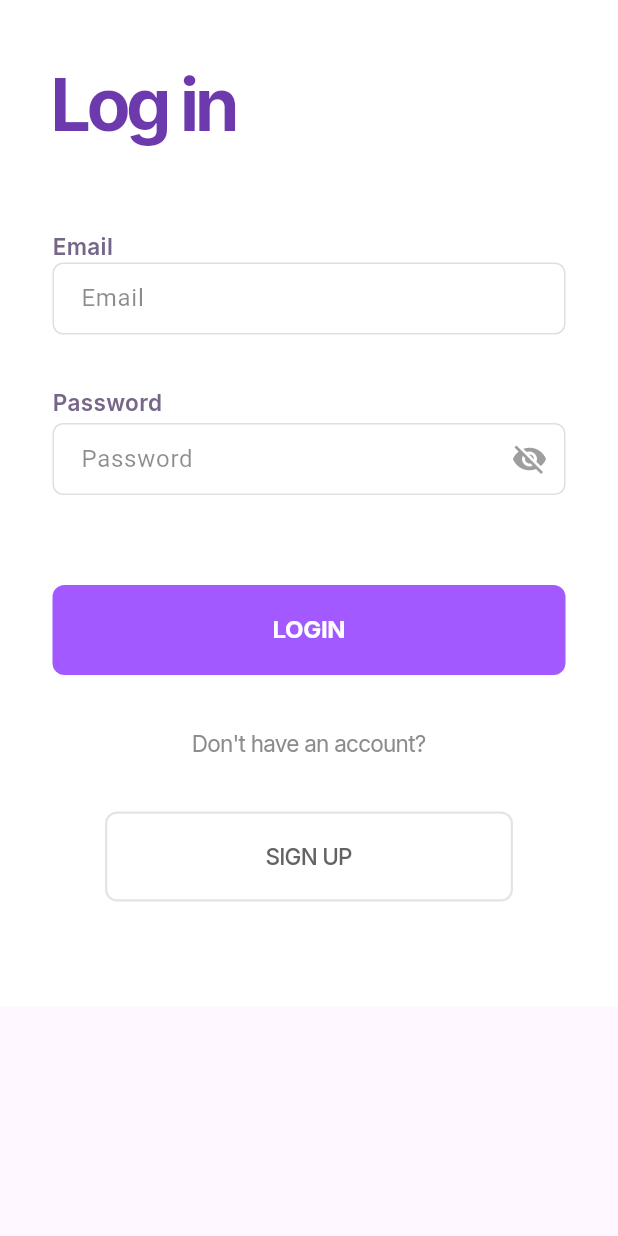
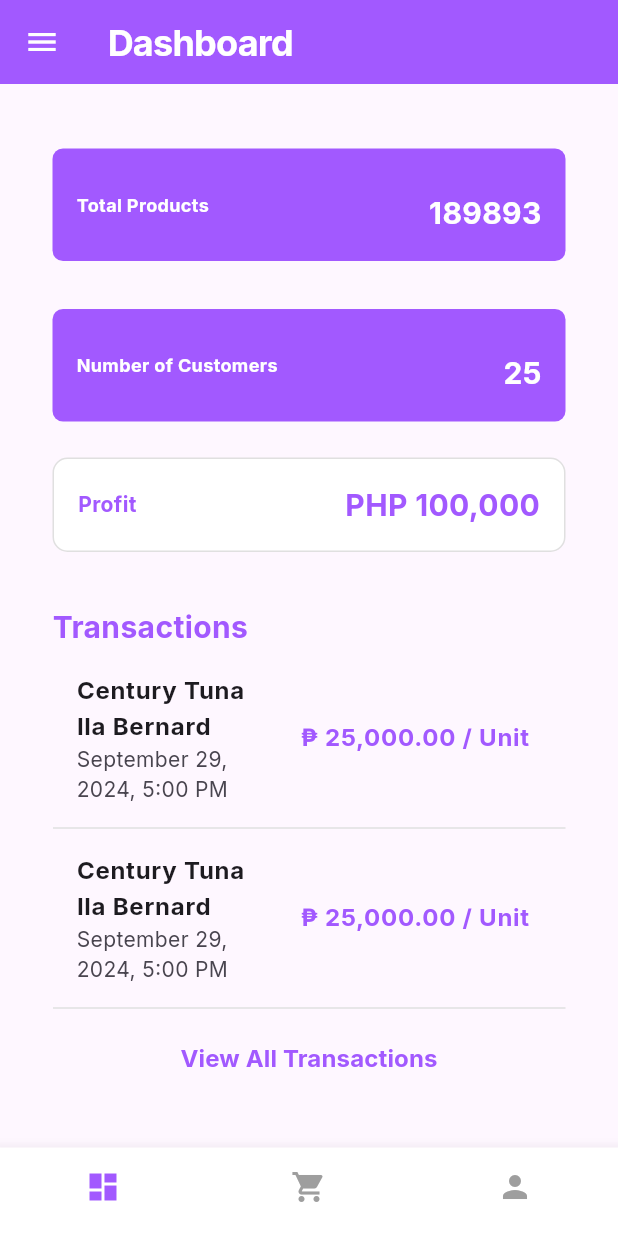
Before and after one commit to ranielART/flutter-shoetally-, a Flutter app: the screen it shows after launch, after a tap on "LOGIN", on a phone screen of 412 x 824 dp. Run offline on Flutter 3.47's test engine with Material 3 defaults, Android fonts, the phone set to English and light mode, and no system bars; our stand-ins replace animated_splash_screen, cloud_firestore, firebase_core, google_fonts, lottie; accounts and stored records are empty.

Commit message:
added dashboard

```diff
--- a/lib/main.dart
+++ b/lib/main.dart
@@ -1,3 +1,4 @@
+import 'package:commerce_mobile/screens/dashboard.dart';
 import 'package:commerce_mobile/screens/login_screen.dart';
 import 'package:commerce_mobile/screens/signup_screen.dart';
 import 'package:commerce_mobile/screens/splash_screen.dart';
@@ -14,6 +15,7 @@ class ShoeTallyApp extends StatelessWidget {
         routes: {
           '/login': (context) => const LoginScreen(),
           '/signup': (context) => const SignupScreen(),
+          '/dashboard': (context) => Dashboard(),
         });
   }
 }
--- /dev/null
+++ b/lib/screens/dashboard.dart
@@ -0,0 +1,245 @@
+import 'package:flutter/material.dart';
+import 'package:google_fonts/google_fonts.dart';
+
+class Dashboard extends StatefulWidget {
+  const Dashboard({super.key});
+
+  @override
+  State<Dashboard> createState() => _DashboardState();
+}
+
+class _DashboardState extends State<Dashboard> {
+  final List<Map<String, String>> _transactions = [
+    {
+      'title': 'Century Tuna Ila Bernard',
+      'price': '₱ 25,000.00',
+      'dateTime': 'September 29, 2024, 5:00 PM'
+    },
+    {
+      'title': 'Century Tuna Ila Bernard',
+      'price': '₱ 25,000.00',
+      'dateTime': 'September 29, 2024, 5:00 PM'
+    },
+    {
+      'title': 'Kyle Sex',
+      'price': '₱ 25,000.00',
+      'dateTime': 'September 29, 2024, 5:00 PM'
+    },
+    {
+      'title': 'Century Tuna Ila Bernard',
+      'price': '₱ 25,000.00',
+      'dateTime': 'September 29, 2024, 5:00 PM'
+    },
+    {
+      'title': 'Century Tuna Ila Bernard',
+      'price': '₱ 25,000.00',
+      'dateTime': 'September 29, 2024, 5:00 PM'
+    },
+  ];
+
+  @override
+  void initState() {
+    super.initState();
+  }
+
+  @override
+  Widget build(BuildContext context) {
+    return Scaffold(
+      appBar: AppBar(
+        backgroundColor: const Color(0xFFA259FF),
+        foregroundColor: Colors.white,
+        title: Text(
+          "Dashboard",
+          style: GoogleFonts.inter(
+            fontSize: 24,
+            letterSpacing: -0.5,
+            fontWeight: FontWeight.bold,
+          ),
+        ),
+        leading: IconButton(
+          icon: const Icon(Icons.menu),
+          onPressed: () {
+            // Open drawer
+          },
+        ),
+      ),
+      body: Padding(
+        padding: const EdgeInsets.symmetric(horizontal: 35, vertical: 35),
+        child: Column(
+          crossAxisAlignment: CrossAxisAlignment.start,
+          children: [
+            // Product and Customer Info
+            Center(
+              child: Column(
+                children: [
+                  _infoCard("Total Products", "189893"),
+                  const SizedBox(height: 16),
+                  _infoCard("Number of Customers", "25"),
+                ],
+              ),
+            ),
+            const SizedBox(height: 16),
+            // Profit Info
+            _profitCard("Profit", "PHP 100,000"),
+            const SizedBox(height: 35),
+            // Transactions Title
+            Text(
+              "Transactions",
+              style: GoogleFonts.inter(
+                fontSize: 20,
+                fontWeight: FontWeight.bold,
+                color: const Color(0xFFA259FF),
+              ),
+            ),
+            const SizedBox(height: 8),
+            // Transactions List
+            Expanded(
+              child: ListView(
+                children: [
+                  for (var i = 0; i < 3 && i < _transactions.length; i++)
+                    _transactionItem(
+                      _transactions[i]['title']!,
+                      _transactions[i]['price']!,
+                      _transactions[i]['dateTime']!,
+                    ),
+                ],
+              ),
+            ),
+            // View All Transactions Button
+            Center(
+              child: TextButton(
+                onPressed: () {},
+                child: Text(
+                  "View All Transactions",
+                  style: GoogleFonts.inter(
+                    color: const Color(0xFFA259FF),
+                    fontWeight: FontWeight.bold,
+                    fontSize: 16,
+                  ),
+                ),
+              ),
+            ),
+          ],
+        ),
+      ),
+      // Bottom Navigation Bar
+      bottomNavigationBar: BottomNavigationBar(
+        backgroundColor: Colors.white,
+        selectedItemColor: const Color(0xFFA259FF),
+        unselectedItemColor: Colors.grey,
+        showSelectedLabels: false,
+        showUnselectedLabels: false,
+        items: const [
+          BottomNavigationBarItem(icon: Icon(Icons.dashboard), label: ''),
+          BottomNavigationBarItem(icon: Icon(Icons.shopping_cart), label: ''),
+          BottomNavigationBarItem(icon: Icon(Icons.person), label: ''),
+        ],
+      ),
+    );
+  }
+
+  Widget _infoCard(String title, String value) {
+    return Container(
+      width: double.infinity,
+      margin: const EdgeInsets.symmetric(vertical: 8.0),
+      padding: const EdgeInsets.symmetric(vertical: 18.0, horizontal: 16.0),
+      decoration: BoxDecoration(
+        color: const Color(0xFFA259FF), // Purple background color
+        borderRadius: BorderRadius.circular(7.0), // Rounded corners
+      ),
+      child: Row(
+        mainAxisAlignment: MainAxisAlignment.spaceBetween,
+        children: [
+          Column(
+            crossAxisAlignment: CrossAxisAlignment.start,
+            children: [
+              Text(
+                title,
+                style: GoogleFonts.inter(
+                  fontSize: 12,
+                  fontWeight: FontWeight.bold,
+                  color: Colors.white,
+                ),
+              ),
+            ],
+          ),
+          Column(
+            crossAxisAlignment: CrossAxisAlignment.end,
+            children: [
+              const SizedBox(height: 10),
+              Text(
+                value,
+                style: GoogleFonts.inter(
+                  fontSize: 20,
+                  fontWeight: FontWeight.bold,
+                  color: Colors.white,
+                ),
+              ),
+            ],
+          ),
+        ],
+      ),
+    );
+  }
+
+  Widget _profitCard(String title, String value) {
+    return Container(
+      padding: const EdgeInsets.all(16.0),
+      decoration: BoxDecoration(
+        color: Colors.white,
+        borderRadius: BorderRadius.circular(10),
+        border: Border.all(color: Colors.grey.shade300),
+      ),
+      child: Row(
+        mainAxisAlignment: MainAxisAlignment.spaceBetween,
+        children: [
+          Text(
+            title,
+            style: GoogleFonts.inter(
+              fontSize: 14,
+              fontWeight: FontWeight.bold,
+              color: const Color(0xFFA259FF),
+            ),
+          ),
+          Text(
+            value,
+            style: GoogleFonts.inter(
+              fontSize: 20,
+              fontWeight: FontWeight.bold,
+              color: const Color(0xFFA259FF),
+            ),
+          ),
+        ],
+      ),
+    );
+  }
+
+  Widget _transactionItem(String title, String price, String dateTime) {
+    return Column(
+      children: [
+        ListTile(
+          title: Text(
+            title,
+            style: GoogleFonts.inter(
+              fontSize: 16,
+              fontWeight: FontWeight.bold,
+            ),
+          ),
+          subtitle: Text(dateTime, style: GoogleFonts.inter(fontSize: 14)),
+          trailing: Text(
+            "$price / Unit",
+            style: GoogleFonts.inter(
+              fontSize: 16,
+              fontWeight: FontWeight.bold,
+              color: const Color(0xFFA259FF),
+            ),
+          ),
+        ),
+        Divider(
+          color: Colors.grey.shade300,
+          thickness: 1,
+        ),
+      ],
+    );
+  }
+}
```
Also changed, not shown: lib/compontents/transactions.dart (added).
